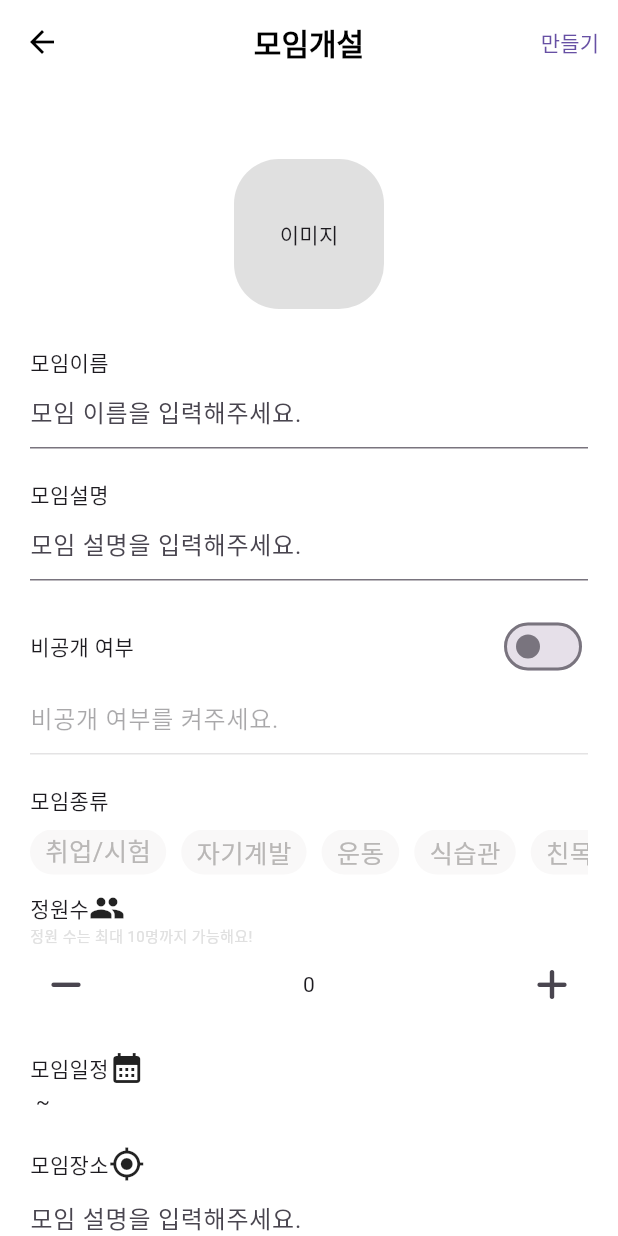
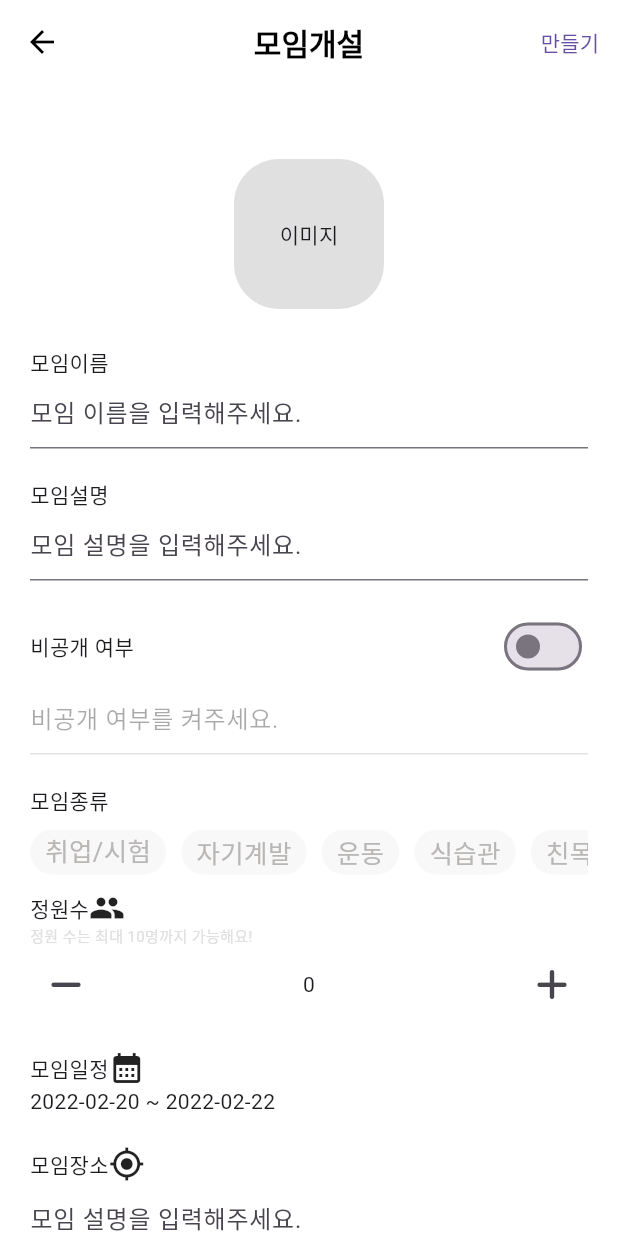
Before and after one commit to Darnram/flutter, a Flutter app: the CreateMeetingScreen screen opened directly, on a phone screen of 412 x 824 dp. Run offline on Flutter 3.47's test engine with Material 3 defaults, Android fonts, the light colour scheme and no system bars; our stand-ins replace flutter_dotenv, flutter_screenutil, font_awesome_flutter, get, image_picker and 2 more; missing offline and left inert: dart:ffi, flutter_naver_login, flutter_web_auth, kakao_flutter_sdk; accounts and stored records are empty; network calls fail.

Commit message:
testing add new party api

```diff
--- a/lib/controller/new_party.dart
+++ b/lib/controller/new_party.dart
@@ -10,8 +10,8 @@ class NewPartyController extends GetxController{
   final Rx<int> max = 0.obs;
   final Rx<String> location = ''.obs;
   final Rx<String> memberEmail = ''.obs;
-  final Rx<String> startAt = ''.obs;
-  final Rx<String> endAt = ''.obs;
+  final Rx<String> startAt = '2022-02-20'.obs;
+  final Rx<String> endAt = '2022-02-22'.obs;
   final RxList<XFile?> newImage = <XFile?>[].obs;
   //Rx<int> selectedCategory = 0.obs;
 
@@ -34,8 +34,8 @@ class NewPartyController extends GetxController{
     max.value = 0;
     location.value = '';
     memberEmail.value = '';
-    startAt.value = '';
-    endAt.value = '';
+    startAt.value = '2022-02-20';
+    endAt.value = '2022-02-22';
     newImage.value = [];
   }
   void printAllNewParty(){
@@ -69,14 +69,3 @@ class NewPartyController extends GetxController{
 
   }
 }
-Map<String, dynamic> meetingData = {
-  'title' : '',
-  'description' : '',
-  'password' : '',
-  'partyType' : 0,
-  'max' : 0,
-  'location' :'',
-  'memberEmail' : '',
-  'startedAt' : '',
-  'endAt' : '',
-};
--- a/lib/screen/home/createMeeting.dart
+++ b/lib/screen/home/createMeeting.dart
@@ -128,7 +128,7 @@ void onTapScaffold(){
                     'startedAt' : '${_newPartyController.startAt}',
                     'endAt' : '${_newPartyController.endAt}',
                   };
-                  addParty( data: meetingImage);
+                  addParty( data: meetingData);
                   Navigator.of(context).pop();
                 }
               }, child: Text('만들기'),),
@@ -217,6 +217,7 @@ void onTapScaffold(){
                   Row(
 
                     children: [
+
                       Text('${_newPartyController.startAt.value} ~ ${_newPartyController.endAt.value}')
                     ],
                   ),
```
Also changed, not shown: lib/provider/party.dart (+8 -3 lines).
